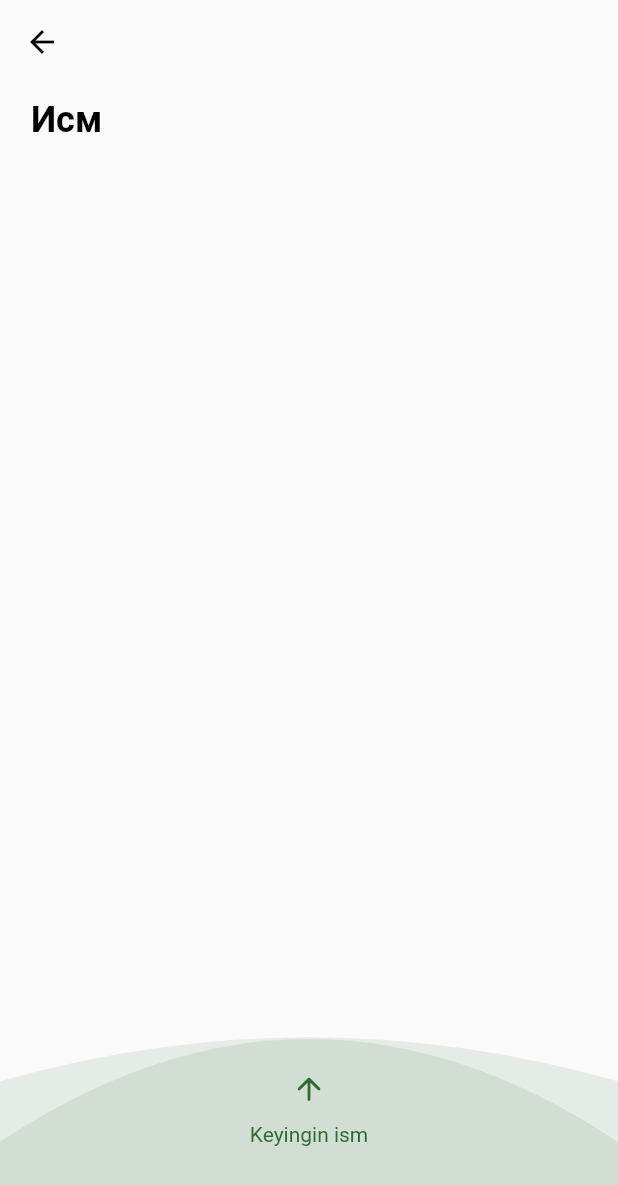
After one commit to AzizullohZohidov/gozal-ismlar, a Flutter app: the NameDetailsScreen screen opened directly, on a phone screen of 412 x 824 dp. The commit adds this screen. Shown: the top 1185 px of the screen. Run offline on Flutter 3.47's test engine with Material 2 defaults, Android fonts, the phone set to English and light mode, and no system bars.

Commit message:
Name Deatils Screen is added

```diff
--- /dev/null
+++ b/lib/presentation/screens/name_details_screen/name_details_screen.dart
@@ -0,0 +1,103 @@
+import 'dart:math';
+
+import 'package:flutter/material.dart';
+import 'package:gozal_ismlar/core/constants/my_colors.dart';
+import 'package:gozal_ismlar/presentation/screens/name_details_screen/widgets/large_circle_clipper.dart';
+import 'package:gozal_ismlar/presentation/screens/name_details_screen/widgets/small_circle_clipper.dart';
+import 'package:gozal_ismlar/presentation/screens/name_details_screen/widgets/title.dart'
+    as my_title;
+
+class NameDetailsScreen extends StatelessWidget {
+  const NameDetailsScreen({Key? key}) : super(key: key);
+
+  @override
+  Widget build(BuildContext context) {
+    return Scaffold(
+      appBar: AppBar(
+        backgroundColor: MyColors.appBarColor,
+        elevation: 0,
+        leading: IconButton(
+          onPressed: () {},
+          icon: Icon(
+            Icons.arrow_back,
+            color: MyColors.black,
+          ),
+        ),
+      ),
+      body: Column(
+        mainAxisAlignment: MainAxisAlignment.spaceBetween,
+        crossAxisAlignment: CrossAxisAlignment.start,
+        children: [
+          _buildContent(context),
+          _buildNextNameButton(),
+        ],
+      ),
+    );
+  }
+
+  Widget _buildContent(BuildContext context) {
+    return Padding(
+      padding: EdgeInsets.symmetric(
+        vertical: MediaQuery.of(context).size.width * 0.025,
+        horizontal: MediaQuery.of(context).size.width * 0.05,
+      ),
+      child: Column(
+        children: const [
+          my_title.Title(text: "Исм"),
+        ],
+      ),
+    );
+  }
+
+  Widget _buildNextNameButton() {
+    return Stack(
+      alignment: Alignment.center,
+      children: [
+        Transform.rotate(
+          angle: pi,
+          child: Opacity(
+            opacity: 0.1,
+            child: ClipPath(
+              clipper: LargeCircleClipper(),
+              child: Container(
+                color: MyColors.green,
+                height: 200,
+              ),
+            ),
+          ),
+        ),
+        Transform.rotate(
+          angle: pi,
+          child: Opacity(
+            opacity: 0.1,
+            child: ClipPath(
+              clipper: SmallCircleClipper(),
+              child: Container(
+                color: MyColors.green,
+                height: 200,
+                alignment: Alignment.center,
+              ),
+            ),
+          ),
+        ),
+        Column(
+          mainAxisAlignment: MainAxisAlignment.center,
+          children: [
+            const SizedBox(height: 30),
+            Icon(
+              Icons.arrow_upward_rounded,
+              color: MyColors.green,
+            ),
+            const SizedBox(height: 10),
+            Text(
+              "Keyingin ism",
+              style: TextStyle(
+                color: MyColors.green,
+              ),
+            ),
+          ],
+        ),
+      ],
+    );
+  }
+}
--- /dev/null
+++ b/lib/presentation/screens/name_details_screen/widgets/large_circle_clipper.dart
@@ -0,0 +1,21 @@
+import 'package:flutter/cupertino.dart';
+
+class LargeCircleClipper extends CustomClipper<Path> {
+  @override
+  Path getClip(Size size) {
+    var path = Path();
+    double heightOffset = 38;
+    path.lineTo(0, size.height - size.width / 7 - heightOffset);
+    var start = Offset(size.width / 2, size.height - heightOffset);
+    var end = Offset(size.width, size.height - size.width / 7 - heightOffset);
+    path.quadraticBezierTo(start.dx, start.dy, end.dx, end.dy);
+    path.lineTo(size.width, 0);
+    path.close();
+    return path;
+  }
+
+  @override
+  bool shouldReclip(covariant CustomClipper<Path> oldClipper) {
+    return oldClipper != this;
+  }
+}
--- /dev/null
+++ b/lib/presentation/screens/name_details_screen/widgets/small_circle_clipper.dart
@@ -0,0 +1,20 @@
+import 'package:flutter/cupertino.dart';
+
+class SmallCircleClipper extends CustomClipper<Path> {
+  @override
+  Path getClip(Size size) {
+    var path = Path();
+    path.lineTo(0, size.height - size.width / 3);
+    var start = Offset(size.width / 2, size.height);
+    var end = Offset(size.width, size.height - size.width / 3);
+    path.quadraticBezierTo(start.dx, start.dy, end.dx, end.dy);
+    path.lineTo(size.width, 0);
+    path.close();
+    return path;
+  }
+
+  @override
+  bool shouldReclip(covariant CustomClipper<Path> oldClipper) {
+    return oldClipper != this;
+  }
+}
--- /dev/null
+++ b/lib/presentation/screens/name_details_screen/widgets/title.dart
@@ -0,0 +1,26 @@
+import 'package:flutter/material.dart';
+import 'package:gozal_ismlar/core/constants/my_colors.dart';
+
+class Title extends StatelessWidget {
+  const Title({
+    Key? key,
+    required this.text,
+    this.fontSize = 24,
+    this.isBold = true,
+  }) : super(key: key);
+
+  final String text;
+  final double fontSize;
+  final bool isBold;
+  @override
+  Widget build(BuildContext context) {
+    return Text(
+      text,
+      style: TextStyle(
+        color: MyColors.black,
+        fontSize: fontSize,
+        fontWeight: isBold ? FontWeight.bold : FontWeight.normal,
+      ),
+    );
+  }
+}
--- a/lib/presentation/screens/names_screen/names_screen.dart
+++ b/lib/presentation/screens/names_screen/names_screen.dart
@@ -18,7 +18,7 @@ class _NamesScreenState extends State<NamesScreen> {
     return Scaffold(
       body: Column(
         children: [
-          SizedBox(
+          const SizedBox(
             height: 100,
           ),
           _buildMaleFemaleNamesTabs(),
```
